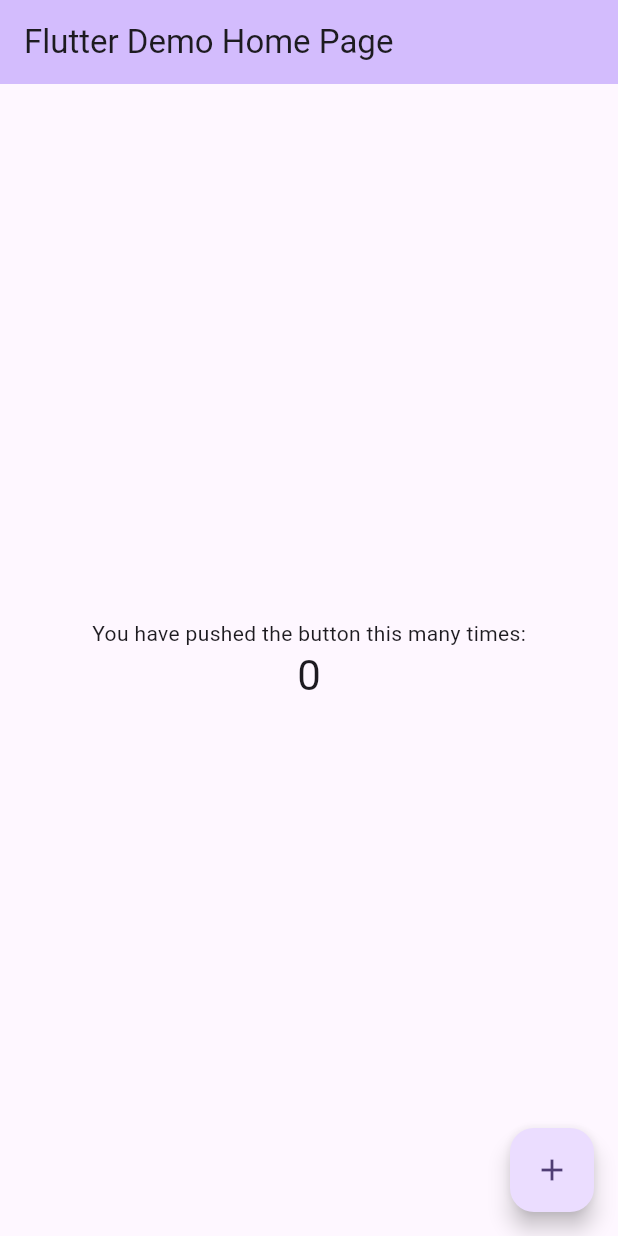
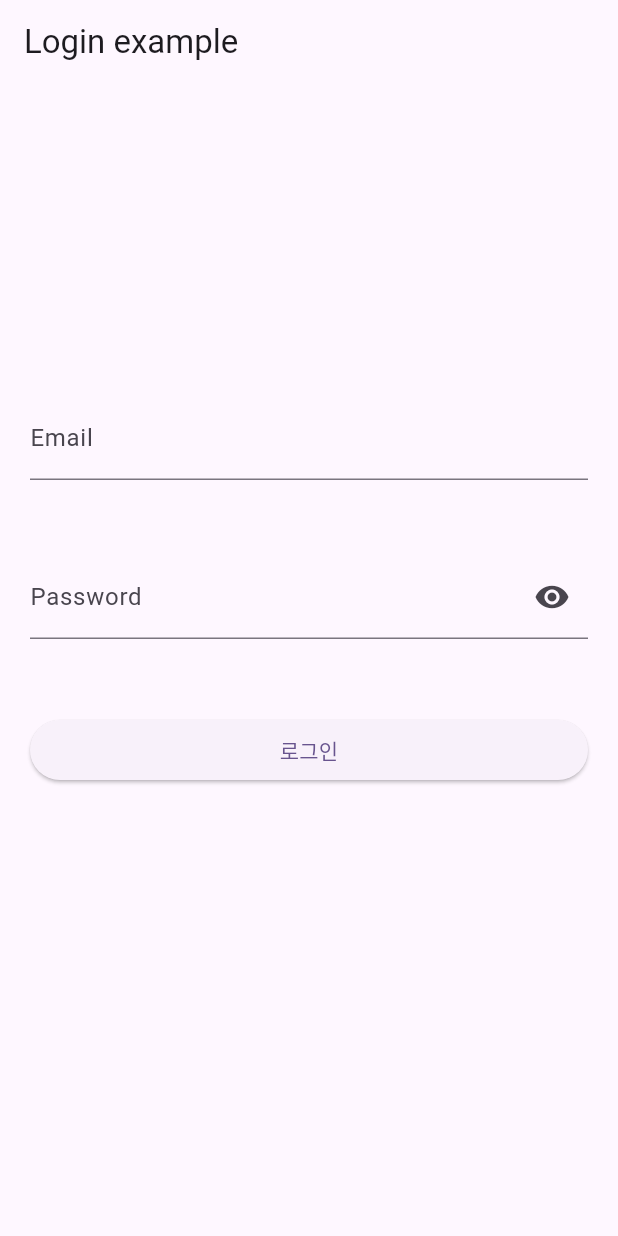
Before and after one commit to gdsc-kwangwoon/flutter_flirting, a Flutter app: the screen it shows after launch, on a phone screen of 412 x 824 dp. Run offline on Flutter 3.47's test engine with Material 3 defaults, Android fonts, the phone set to English and light mode, and no system bars.

Commit message:
Session 4 - TextFormField

```diff
--- a/lib/main.dart
+++ b/lib/main.dart
@@ -1,4 +1,5 @@
 import 'package:flutter/material.dart';
+import 'dart:math' as math;
 
 void main() {
   runApp(const MyApp());
@@ -7,119 +8,148 @@ void main() {
 class MyApp extends StatelessWidget {
   const MyApp({super.key});
 
-  // This widget is the root of your application.
   @override
   Widget build(BuildContext context) {
     return MaterialApp(
       title: 'Flutter Demo',
       theme: ThemeData(
-        // This is the theme of your application.
-        //
-        // TRY THIS: Try running your application with "flutter run". You'll see
-        // the application has a purple toolbar. Then, without quitting the app,
-        // try changing the seedColor in the colorScheme below to Colors.green
-        // and then invoke "hot reload" (save your changes or press the "hot
-        // reload" button in a Flutter-supported IDE, or press "r" if you used
-        // the command line to start the app).
-        //
-        // Notice that the counter didn't reset back to zero; the application
-        // state is not lost during the reload. To reset the state, use hot
-        // restart instead.
-        //
-        // This works for code too, not just values: Most code changes can be
-        // tested with just a hot reload.
         colorScheme: ColorScheme.fromSeed(seedColor: Colors.deepPurple),
         useMaterial3: true,
       ),
-      home: const MyHomePage(title: 'Flutter Demo Home Page'),
+      home: const LoginForm(),
     );
   }
 }
 
-class MyHomePage extends StatefulWidget {
-  const MyHomePage({super.key, required this.title});
-
-  // This widget is the home page of your application. It is stateful, meaning
-  // that it has a State object (defined below) that contains fields that affect
-  // how it looks.
-
-  // This class is the configuration for the state. It holds the values (in this
-  // case the title) provided by the parent (in this case the App widget) and
-  // used by the build method of the State. Fields in a Widget subclass are
-  // always marked "final".
-
-  final String title;
+class LoginForm extends StatefulWidget {
+  const LoginForm({super.key});
 
   @override
-  State<MyHomePage> createState() => _MyHomePageState();
+  State<LoginForm> createState() => _LoginFormState();
 }
 
-class _MyHomePageState extends State<MyHomePage> {
-  int _counter = 0;
+class _LoginFormState extends State<LoginForm> {
+  final GlobalKey<FormState> _formKey = GlobalKey<FormState>();
+  late final TextEditingController _emailController;
+  late final TextEditingController _passwordController;
 
-  void _incrementCounter() {
+  bool _isHide = true;
+
+  @override
+  void initState() {
+    super.initState();
+    _emailController = TextEditingController();
+    _passwordController = TextEditingController();
+  }
+
+  @override
+  void dispose() {
+    _emailController.dispose();
+    _passwordController.dispose();
+    super.dispose();
+  }
+
+  void _unfocus() {
+    FocusScope.of(context).unfocus();
+  }
+
+  void _switchHide() {
     setState(() {
-      // This call to setState tells the Flutter framework that something has
-      // changed in this State, which causes it to rerun the build method below
-      // so that the display can reflect the updated values. If we changed
-      // _counter without calling setState(), then the build method would not be
-      // called again, and so nothing would appear to happen.
-      _counter++;
+      _isHide = !_isHide;
     });
+  }
+
+  String? _emailValidate(String? value) {
+    const pattern = r"(?:[a-z0-9!#$%&'*+/=?^_`{|}~-]+(?:\.[a-z0-9!#$%&'"
+        r'*+/=?^_`{|}~-]+)*|"(?:[\x01-\x08\x0b\x0c\x0e-\x1f\x21\x23-\x5b\x5d-'
+        r'\x7f]|\\[\x01-\x09\x0b\x0c\x0e-\x7f])*")@(?:(?:[a-z0-9](?:[a-z0-9-]*'
+        r'[a-z0-9])?\.)+[a-z0-9](?:[a-z0-9-]*[a-z0-9])?|\[(?:(?:(2(5[0-5]|[0-4]'
+        r'[0-9])|1[0-9][0-9]|[1-9]?[0-9]))\.){3}(?:(2(5[0-5]|[0-4][0-9])|1[0-9]'
+        r'[0-9]|[1-9]?[0-9])|[a-z0-9-]*[a-z0-9]:(?:[\x01-\x08\x0b\x0c\x0e-\x1f\'
+        r'x21-\x5a\x53-\x7f]|\\[\x01-\x09\x0b\x0c\x0e-\x7f])+)\])';
+    final regex = RegExp(pattern);
+
+    return value!.isNotEmpty && !regex.hasMatch(value)
+        ? 'Enter a valid email address'
+        : null;
+  }
+
+  void _onEmailEditingComplete() {
+    if (_formKey.currentState?.validate() == true) {
+      FocusScope.of(context).nextFocus();
+    }
+  }
+
+  void _submit() {
+    if (_formKey.currentState?.validate() != true) return;
+    debugPrint(
+        '[Email]: ${_emailController.text} / [PW]: ${_passwordController.text}');
   }
 
   @override
   Widget build(BuildContext context) {
-    // This method is rerun every time setState is called, for instance as done
-    // by the _incrementCounter method above.
-    //
-    // The Flutter framework has been optimized to make rerunning build methods
-    // fast, so that you can just rebuild anything that needs updating rather
-    // than having to individually change instances of widgets.
+    debugPrint(
+        'Virtual keyboard height: ${MediaQuery.of(context).viewInsets.bottom}');
     return Scaffold(
       appBar: AppBar(
-        // TRY THIS: Try changing the color here to a specific color (to
-        // Colors.amber, perhaps?) and trigger a hot reload to see the AppBar
-        // change color while the other colors stay the same.
-        backgroundColor: Theme.of(context).colorScheme.inversePrimary,
-        // Here we take the value from the MyHomePage object that was created by
-        // the App.build method, and use it to set our appbar title.
-        title: Text(widget.title),
+        title: const Text('Login example'),
       ),
-      body: Center(
-        // Center is a layout widget. It takes a single child and positions it
-        // in the middle of the parent.
+      resizeToAvoidBottomInset: false,
+      body: Padding(
+        padding: const EdgeInsets.symmetric(horizontal: 20),
         child: Column(
-          // Column is also a layout widget. It takes a list of children and
-          // arranges them vertically. By default, it sizes itself to fit its
-          // children horizontally, and tries to be as tall as its parent.
-          //
-          // Column has various properties to control how it sizes itself and
-          // how it positions its children. Here we use mainAxisAlignment to
-          // center the children vertically; the main axis here is the vertical
-          // axis because Columns are vertical (the cross axis would be
-          // horizontal).
-          //
-          // TRY THIS: Invoke "debug painting" (choose the "Toggle Debug Paint"
-          // action in the IDE, or press "p" in the console), to see the
-          // wireframe for each widget.
-          mainAxisAlignment: MainAxisAlignment.center,
-          children: <Widget>[
-            const Text(
-              'You have pushed the button this many times:',
+          crossAxisAlignment: CrossAxisAlignment.stretch,
+          mainAxisAlignment: MainAxisAlignment.end,
+          children: [
+            Form(
+              key: _formKey,
+              child: Column(
+                children: [
+                  TextFormField(
+                    controller: _emailController,
+                    decoration: const InputDecoration(
+                      labelText: 'Email',
+                    ),
+                    keyboardType: TextInputType.emailAddress,
+                    textInputAction: TextInputAction.next,
+                    validator: _emailValidate,
+                    onEditingComplete: _onEmailEditingComplete,
+                    onTapOutside: (_) => _unfocus(),
+                    onFieldSubmitted: (value) {},
+                  ),
+                  const SizedBox(height: 50),
+                  TextFormField(
+                    controller: _passwordController,
+                    decoration: InputDecoration(
+                      labelText: 'Password',
+                      suffixIcon: GestureDetector(
+                        onTap: _switchHide,
+                        child: Icon(
+                          _isHide
+                              ? Icons.remove_red_eye
+                              : Icons.remove_red_eye_outlined,
+                        ),
+                      ),
+                    ),
+                    obscureText: _isHide,
+                    textInputAction: TextInputAction.done,
+                    onTapOutside: (_) => _unfocus(),
+                    onFieldSubmitted: (_) => _submit(),
+                  ),
+                ],
+              ),
             ),
-            Text(
-              '$_counter',
-              style: Theme.of(context).textTheme.headlineMedium,
+            const SizedBox(height: 50),
+            ElevatedButton(
+              onPressed: _submit,
+              child: const Text('로그인'),
+            ),
+            SizedBox(
+              height: math.max(300, MediaQuery.of(context).viewInsets.bottom),
             ),
           ],
         ),
       ),
-      floatingActionButton: FloatingActionButton(
-        onPressed: _incrementCounter,
-        tooltip: 'Increment',
-        child: const Icon(Icons.add),
-      ), // This trailing comma makes auto-formatting nicer for build methods.
     );
   }
 }
```
Also changed, not shown: 1 other file.
